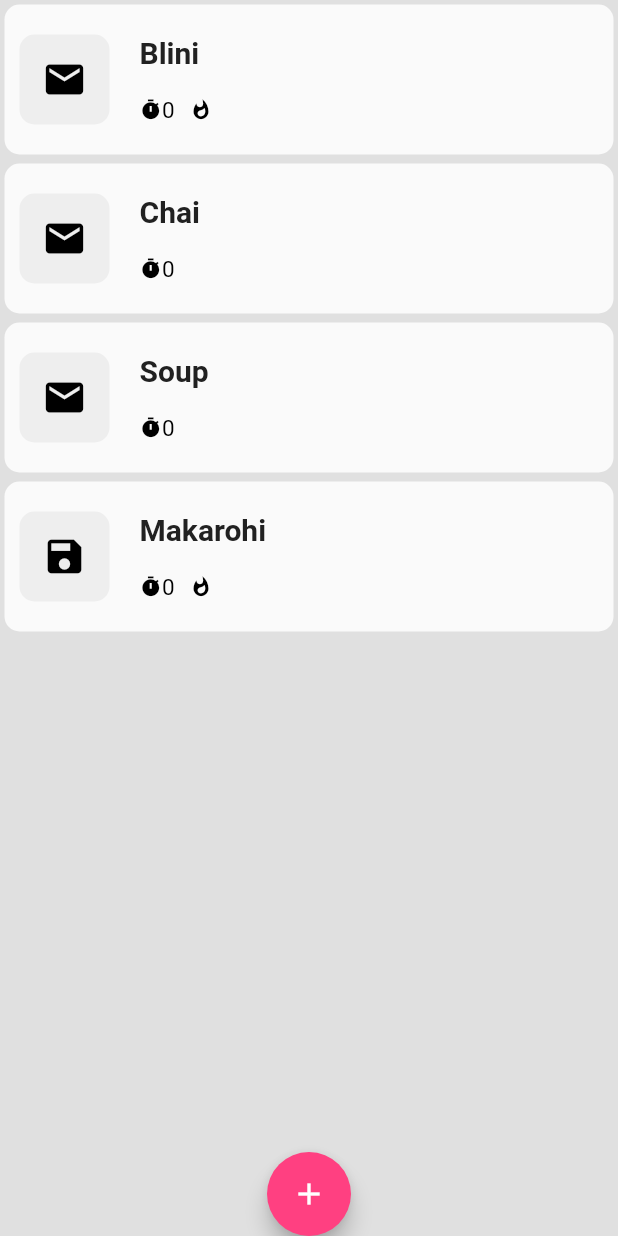
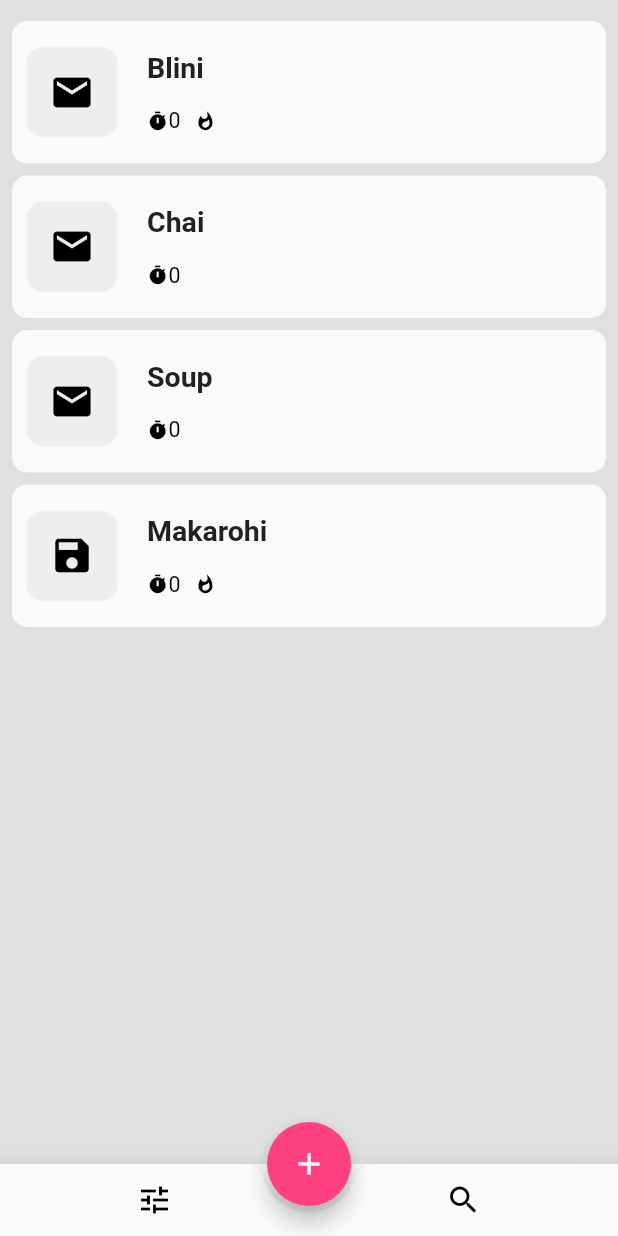
Before and after one commit to niklaskobi/blinchiki, a Flutter app: the screen it shows after launch, on a phone screen of 412 x 824 dp. Run offline on Flutter 3.47's test engine with Material 2 defaults, Android fonts, the light colour scheme and no system bars; drawn by our look-alikes of flutter_slidable; our stand-ins replace flutter_svg, font_awesome_flutter; statements that could not run were skipped.

Commit message:
Small fixes

```diff
--- a/lib/models/icon_data_spec.dart
+++ b/lib/models/icon_data_spec.dart
@@ -55,7 +55,7 @@ class IconDataSpec {
   // TODO: link paths to the default settings
   List<IconPathWithId> _firstStoveIconsList = [
     IconPathWithId(path: 'assets/icons/general/stove.svg', id: 0),
-    IconPathWithId(path: 'assets/icons/general/stove_1.svg', id: 1),
+    IconPathWithId(path: 'assets/icons/general/oven1.svg', id: 1),
     IconPathWithId(path: 'assets/icons/general/microwave.svg', id: 2),
     IconPathWithId(path: 'assets/icons/general/grill.svg', id: 3),
     IconPathWithId(path: 'assets/icons/general/electric-grill.svg', id: 4),
--- a/lib/screens/list_screen.dart
+++ b/lib/screens/list_screen.dart
@@ -1,6 +1,7 @@
 import 'package:blinchiki_app/data/fileIO.dart';
 import 'package:blinchiki_app/models/default_steering_list.dart';
 import 'package:blinchiki_app/models/receipt_list.dart';
+import 'package:blinchiki_app/screens/stove_select_screen.dart';
 import 'package:blinchiki_app/screens/timer_screen.dart';
 import 'package:blinchiki_app/widgets/receipt_list_widget.dart';
 import 'package:flutter/material.dart';
@@ -45,6 +46,7 @@ class _ListScreenState extends State<ListScreen> {
         children: <Widget>[
           Expanded(
             child: Container(
+              padding: EdgeInsets.only(top: 10, right: 4, left: 4),
               color: kBackgroundWhite,
               child: ReceiptListWidget(),
             ),
@@ -52,15 +54,17 @@ class _ListScreenState extends State<ListScreen> {
         ],
       ),
       floatingActionButtonLocation: FloatingActionButtonLocation.centerDocked,
-      /*
       bottomNavigationBar: BottomAppBar(
+        color: kReceiptCardBackground,
         shape: const CircularNotchedRectangle(),
         child: new Row(
           mainAxisAlignment: MainAxisAlignment.spaceAround,
           children: <Widget>[
             IconButton(
-              icon: Icon(Icons.menu),
-              onPressed: () {},
+              icon: Icon(Icons.tune),
+              onPressed: () {
+                Navigator.push(context, MaterialPageRoute(builder: (context) => StoveSelectScreen(activeIndex: 0)));
+              },
             ),
             IconButton(
               icon: Icon(Icons.search),
@@ -69,7 +73,6 @@ class _ListScreenState extends State<ListScreen> {
           ],
         ),
       ),
-       */
     );
   }
 }
--- a/lib/widgets/number_enter_field.dart
+++ b/lib/widgets/number_enter_field.dart
@@ -27,9 +27,9 @@ class SteeringNumberParamWidget extends StatefulWidget {
 
 class _SteeringNumberParamWidgetState extends State<SteeringNumberParamWidget> {
   final double _circularBorder = 5.0;
-  final double _marginHorizontal = 10.0;
+  final double _marginHorizontal = 15.0;
   final double _marginVertical = 3.0;
-  final double _paddingHorizontal = 13.0;
+  final double _paddingHorizontal = 20.0;
   final double _paddingVertical = 1.0;
 
   DefaultSteeringList defaultSteeringList = DefaultSteeringList();
--- a/lib/widgets/receipt_card_widget.dart
+++ b/lib/widgets/receipt_card_widget.dart
@@ -10,8 +10,8 @@ class ReceiptCardWidget extends StatelessWidget {
   final IconData iconData;
 
   /// Sizes - basic
-  static double _containerHeight = 100.0;
-  static double _containerMargin = 3.0;
+  static double _containerHeight = 95.0;
+  static double _containerMargin = 4.0;
   static double _circularBorder = 10.0;
 
   /// Sizes - icon
--- a/lib/widgets/svg_icons_list_widget.dart
+++ b/lib/widgets/svg_icons_list_widget.dart
@@ -52,6 +52,7 @@ class SvgIconsListWidget extends StatelessWidget {
 
     return Container(
       height: _containerHeight,
+      padding: EdgeInsets.only(left: 10),
       child: ListView.builder(
         scrollDirection: Axis.horizontal,
         shrinkWrap: true,
```
Also changed, not shown: assets/icons/food/fish-and-chips.svg (deleted), assets/icons/food/skalka.svg (deleted), assets/icons/food/sugar-cubes.svg (deleted), assets/icons/food/tomatoe_soup.svg (deleted).
